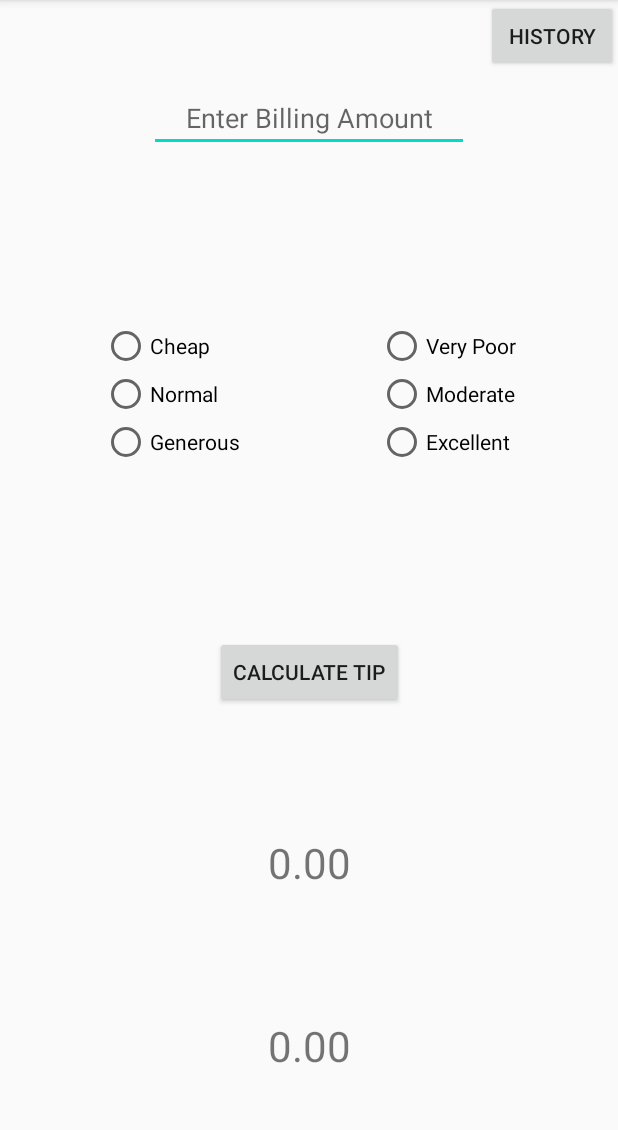
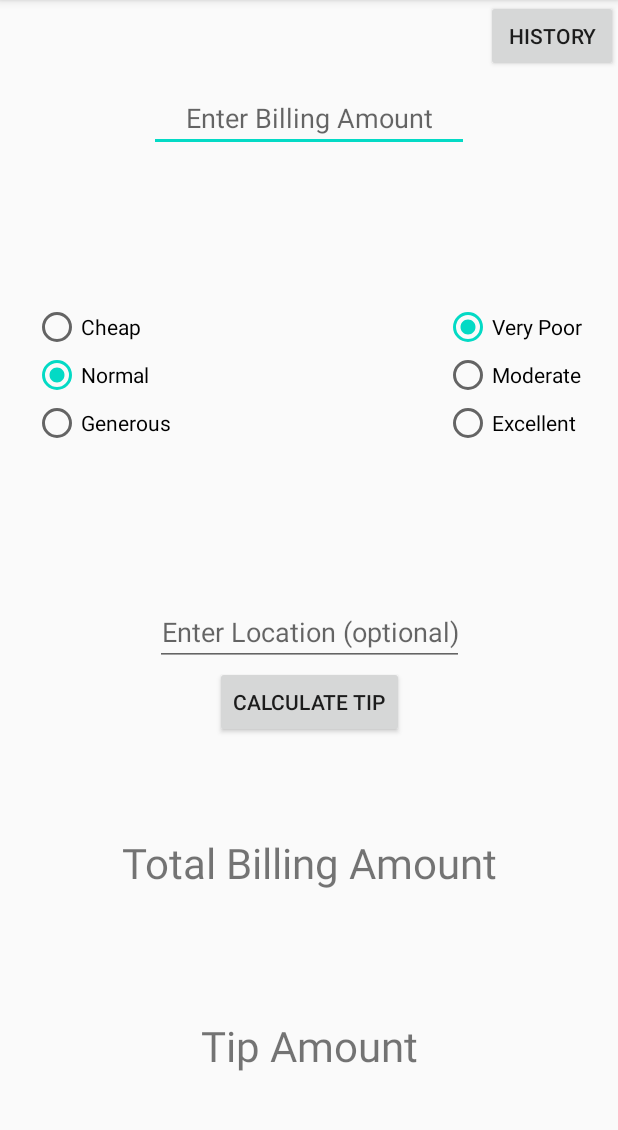
Before and after one commit to FWeidinger1210/EGUIlab1, an Android app: the screen it shows after launch (MainActivity), after a tap on "CALCULATE TIP", on a phone screen of 412 x 824 dp, the part 84-1214 px from its top. Run offline under Robolectric (Android 15) with nearby library versions, the phone set to English and light mode, and no system bars.

Commit message:
Added helper class Formatter

```diff
--- a/app/src/main/java/com/fweidinger/egui_lab1/HistoryActivity.java
+++ b/app/src/main/java/com/fweidinger/egui_lab1/HistoryActivity.java
@@ -31,7 +31,7 @@
                     case R.id.button:
                         Cursor cursor = databaseHelper.getData(1);
                         String location = cursor.getColumnName(1);
-                        Toast.makeText(getApplicationContext(), "DB Entry: Location:" + location, Toast.LENGTH_SHORT).show();
+                        Toast.makeText(view.getContext(), "DB Entry: Location:" + location, Toast.LENGTH_SHORT).show();
                         break;
                     default:
                         break;
--- a/app/src/main/java/com/fweidinger/egui_lab1/MainActivity.java
+++ b/app/src/main/java/com/fweidinger/egui_lab1/MainActivity.java
@@ -2,6 +2,7 @@
 
 import android.content.Intent;
 import android.content.SharedPreferences;
+import android.os.Build;
 import android.os.Bundle;
 import android.view.View;
 import android.widget.Button;
@@ -11,10 +12,13 @@
 import android.widget.TextView;
 import android.widget.Toast;
 
+import androidx.annotation.RequiresApi;
 import androidx.appcompat.app.AppCompatActivity;
 
 import com.fweidinger.egui_lab1.helpers.DatabaseHelper;
+import com.fweidinger.egui_lab1.helpers.Formatter;
 
+import java.time.Instant;
 import java.util.Locale;
 
 public class MainActivity extends AppCompatActivity implements View.OnClickListener {
@@ -60,7 +64,7 @@
         Button calcTipBtn = findViewById(R.id.calcTipBtn);
         Button historyBtn = findViewById(R.id.historyButton);
         radioGroupQOS = findViewById(R.id.radioGroupQOS);
-        radioGroupGEN= findViewById(R.id.radioGroupGenerosity);
+        radioGroupGEN = findViewById(R.id.radioGroupGenerosity);
         databaseHelper = new DatabaseHelper(this);
 
         calcTipBtn.setOnClickListener(this);
@@ -69,21 +73,30 @@
 
     }
 
+
+    @RequiresApi(api = Build.VERSION_CODES.O)
     @Override
     public void onClick(View v) {
 
         switch (v.getId()) {
             case R.id.calcTipBtn:
+                try {
                     EditText billingAmountView = findViewById(R.id.inputAmount);
                     TextView totalResultView = findViewById(R.id.SumAmountView);
                     TextView tipResultView = findViewById(R.id.TipAmountView);
+                    EditText location = findViewById(R.id.location);
+                    Instant instant = Instant.now();
+
 
                     float bllngAmnt = Float.parseFloat(billingAmountView.getText().toString());
-                float tip = bllngAmnt * (getGenerosityValue()*getQosValue())/100;
+                    float tip = bllngAmnt * (getGenerosityValue() * getQosValue()) / 100;
                     float totalSumResult = tip + bllngAmnt;
                     totalResultView.setText(String.format(Locale.US, "%.2f", totalSumResult));
                     tipResultView.setText(String.format(Locale.US, "%.2f", tip));
-                databaseHelper.insertEntry(tip, "Darmstadt", 1245151512);
+                    databaseHelper.insertEntry(tip, checkForEmptyInput(location.getText().toString()), Formatter.formatDate(instant));
+                } catch (NumberFormatException ex) {
+                    Toast.makeText(this, "Please enter the Billing Amount!", Toast.LENGTH_SHORT).show();
+                }
                 break;
             case R.id.historyButton:
                 viewHistory();
@@ -106,7 +119,7 @@
         switch (radioButtonQOS.getId()) {
             case R.id.radioQOS_ONE:
                 Toast.makeText(this, "Selected Quality of Service: very poor", Toast.LENGTH_SHORT).show();
-                this.setQosValue((float)0.5);
+                this.setQosValue((float) 0.5);
                 break;
             case R.id.radioQOS_TWO:
                 Toast.makeText(this, "Selected Quality of Service: moderate", Toast.LENGTH_SHORT).show();
@@ -125,7 +138,7 @@
     public void checkButtonGen(View view) {
         int radioID = radioGroupGEN.getCheckedRadioButtonId();
         radioButtonGEN = findViewById(radioID);
-        switch (radioButtonGEN.getId()){
+        switch (radioButtonGEN.getId()) {
             case R.id.radioGEN_ONE:
                 Toast.makeText(this, "Selected generosity: cheap", Toast.LENGTH_SHORT).show();
                 this.setGenerosityValue(1);
@@ -139,6 +152,7 @@
                 this.setGenerosityValue(10);
                 break;
             default:
+                Toast.makeText(this, "Invalid Action", Toast.LENGTH_SHORT).show();
                 break;
         }
     }
@@ -168,4 +182,16 @@
         startActivity(intent);
     }
 
+    /**
+     * Checks a given inputString for emptiness. If String is empty, will return "unknown". Else returns the inputString unaltered.
+     * @param inputString the input string to be checked for emptiness
+     * @return true: "unknown" false: inputString
+     */
+    private String checkForEmptyInput(String inputString) {
+        if (inputString.matches(""))
+            return "unknown";
+        else
+            return inputString;
     }
+
+}
--- a/app/src/main/java/com/fweidinger/egui_lab1/helpers/DatabaseHelper.java
+++ b/app/src/main/java/com/fweidinger/egui_lab1/helpers/DatabaseHelper.java
@@ -38,7 +38,7 @@
      * @param timestamp the date represented as unix ms
      * @return true: succesfull insertion into the database
      */
-    public boolean insertEntry(float tip, String location, int timestamp) {
+    public boolean insertEntry(float tip, String location, String timestamp) {
         SQLiteDatabase db = this.getWritableDatabase();
         ContentValues contentValues = new ContentValues();
         contentValues.put(ModelTipHistory.TipEntry.getColumnNameTip(), tip);
--- a/app/src/main/java/com/fweidinger/egui_lab1/models/ModelTipHistory.java
+++ b/app/src/main/java/com/fweidinger/egui_lab1/models/ModelTipHistory.java
@@ -38,7 +38,7 @@
             "CREATE TABLE " + TipEntry.TABLE_NAME + " (" +
                     TipEntry._ID + " INTEGER PRIMARY KEY," +
                     TipEntry.COLUMN_NAME_LOCATION + " TEXT," +
-                    TipEntry.COLUMN_NAME_DATE + " DATE," +
+                    TipEntry.COLUMN_NAME_DATE + " TEXT," +
                     TipEntry.COLUMN_NAME_TIP + " FLOAT)";
 
 
--- a/app/src/main/res/layout/activity_main.xml
+++ b/app/src/main/res/layout/activity_main.xml
@@ -19,11 +19,23 @@
         app:layout_constraintStart_toStartOf="parent"
         app:layout_constraintTop_toTopOf="parent" />
 
+    <EditText
+        android:id="@+id/location"
+        android:layout_width="wrap_content"
+        android:layout_height="wrap_content"
+        android:textAlignment="center"
+        android:hint="Enter Location (optional)"
+        android:inputType="text"
+        android:textSize="18sp"
+        app:layout_constraintBottom_toTopOf="@+id/calcTipBtn"
+        app:layout_constraintEnd_toEndOf="parent"
+        app:layout_constraintStart_toStartOf="parent" />
+
     <Button
         android:id="@+id/calcTipBtn"
         android:layout_width="wrap_content"
         android:layout_height="wrap_content"
-        android:layout_marginBottom="84dp"
+        android:layout_marginBottom="64dp"
         android:text="Calculate Tip"
         app:layout_constraintBottom_toTopOf="@+id/SumAmountView"
         app:layout_constraintEnd_toEndOf="parent"
@@ -56,9 +68,10 @@
         android:id="@+id/radioGroupGenerosity"
         android:layout_width="wrap_content"
         android:layout_height="wrap_content"
-        app:layout_constraintBottom_toTopOf="@+id/calcTipBtn"
+        android:layout_marginEnd="128dp"
+        android:checkedButton="@+id/radioGEN_TWO"
+        app:layout_constraintBottom_toTopOf="@+id/location"
         app:layout_constraintEnd_toStartOf="@+id/radioGroupQOS"
-        app:layout_constraintHorizontal_bias="0.43"
         app:layout_constraintStart_toStartOf="parent"
         app:layout_constraintTop_toBottomOf="@+id/inputAmount">
 
@@ -86,13 +99,15 @@
 
     <RadioGroup
         android:id="@+id/radioGroupQOS"
-        android:layout_width="wrap_content"
+        android:layout_width="94dp"
         android:layout_height="wrap_content"
-        android:layout_marginStart="24dp"
-        app:layout_constraintBottom_toTopOf="@+id/calcTipBtn"
+        android:layout_marginStart="32dp"
+        android:checkedButton="@+id/radioQOS_ONE"
+        app:layout_constraintBottom_toTopOf="@+id/location"
         app:layout_constraintEnd_toEndOf="parent"
         app:layout_constraintStart_toEndOf="@+id/radioGroupGenerosity"
         app:layout_constraintTop_toBottomOf="@+id/inputAmount">
+
 
         <RadioButton
             android:id="@+id/radioQOS_ONE"
```
Also changed, not shown: app/src/main/java/com/fweidinger/egui_lab1/adapters/TipCursorAdapter.java (added, +29 -0 lines), app/src/main/java/com/fweidinger/egui_lab1/helpers/Formatter.java (added, +26 -0 lines), app/src/main/res/layout/activity_history.xml (+20 -9 lines). Lines whose indentation alone changed are shown as unchanged.
